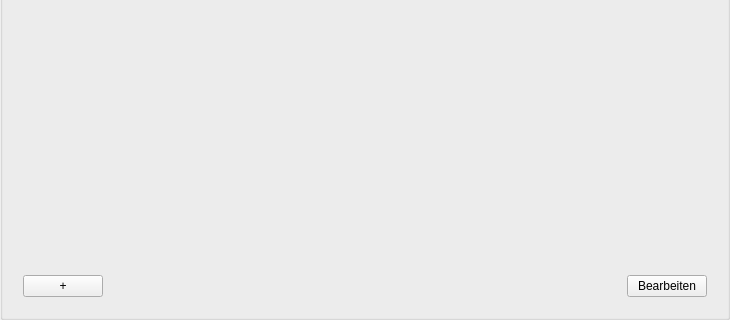
This is src/libs/widgets/src/views/zipcityinputarea.ui in jmuelbert/jmbde-QT as Qt 5 draws it before an edit; both pictures show x 0 to 730 and y 280 to 600 of the 730 by 600 pixel window. The edited form follows.
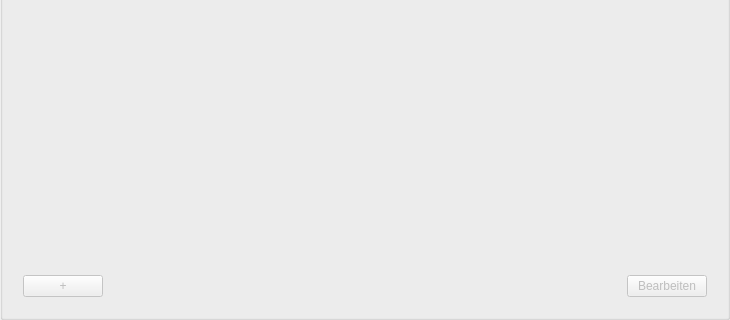
This is the edited form.

Patch:
```diff
--- a/src/libs/widgets/src/views/zipcityinputarea.ui
+++ b/src/libs/widgets/src/views/zipcityinputarea.ui
@@ -141,6 +141,9 @@
        <layout class="QHBoxLayout" name="horizontalLayout">
         <item>
          <widget class="QPushButton" name="addPushButton">
+          <property name="enabled">
+           <bool>false</bool>
+          </property>
           <property name="text">
            <string>+</string>
           </property>
@@ -161,6 +164,9 @@
         </item>
         <item>
          <widget class="QPushButton" name="editFinishPushButton">
+          <property name="enabled">
+           <bool>false</bool>
+          </property>
           <property name="text">
            <string>Bearbeiten</string>
           </property>
```
